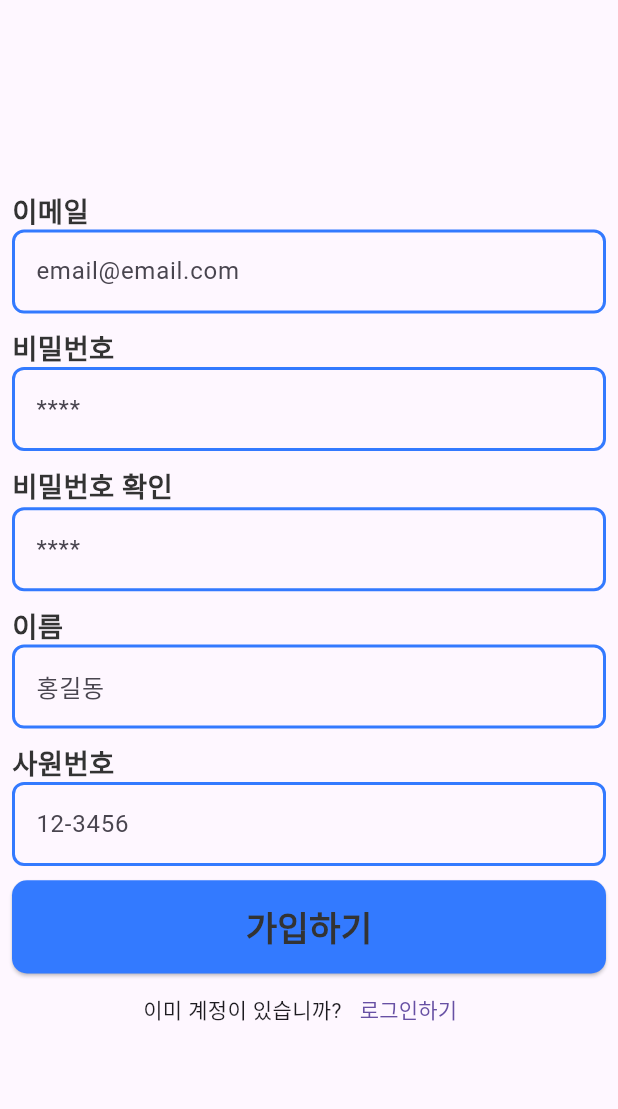
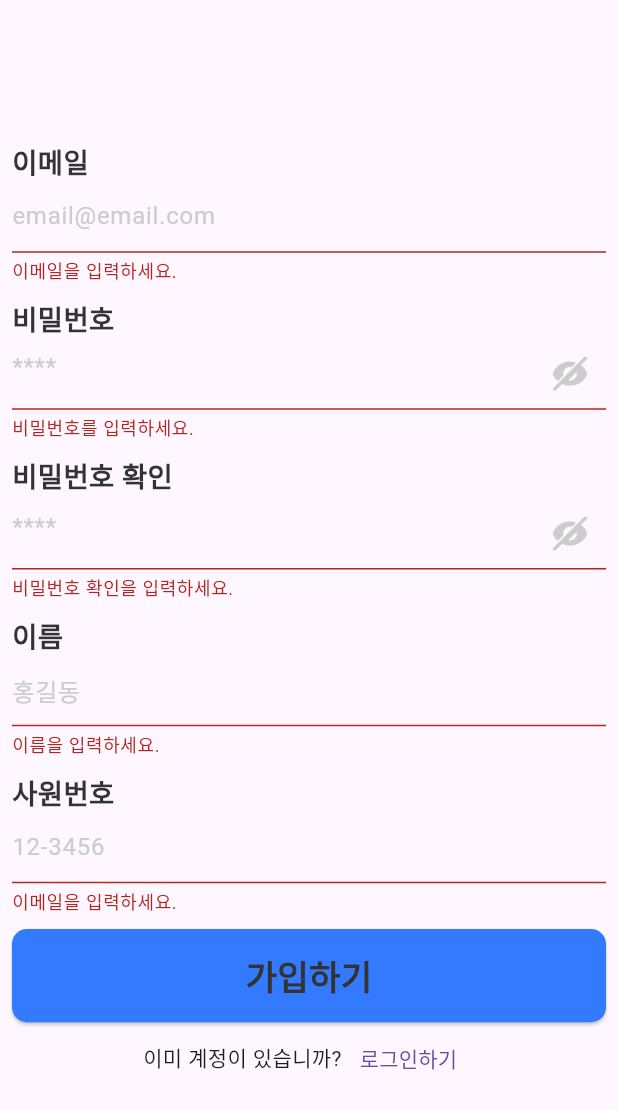
Before and after one commit to sue0-si/UriBingo, a Flutter app: the SignupPage screen opened by its route, after a tap on "가입하기", on a phone screen of 412 x 824 dp. Shown: the top 1109 px of the screen. Run offline on Flutter 3.47's test engine with Material 3 defaults, Android fonts, the phone set to English and light mode, and no system bars; our stand-ins replace cloud_firestore, firebase_auth, firebase_core, flutter_screenutil, go_router, image_picker; missing offline and left inert: firebase_ui_auth; accounts and stored records are empty; generated files the repository leaves out were written again; network calls fail; Roboto replaces fonts that are missing (Pretendard); project files that could hold a hidden picture were left out.

Commit message:
텍스트필드 유효성검사기능 완료

```diff
--- a/lib/view/page/login_pages/login_page.dart
+++ b/lib/view/page/login_pages/login_page.dart
@@ -5,6 +5,7 @@ import 'package:leute/styles/app_text_colors.dart';
 import 'package:leute/styles/app_text_style.dart';
 import 'package:leute/view/widget/login_widget/login_elevated_button.dart';
 import 'package:leute/view/widget/login_widget/login_textfield.dart';
+import 'package:leute/view/widget/login_widget/password_textfield.dart';
 import 'package:leute/view_model/login_page_view_model.dart';
 import 'package:provider/provider.dart';
 
@@ -46,7 +47,7 @@ class _LoginPageState extends State<LoginPage> {
             controller: emailController,
           ),
           SizedBox(height: 8.h),
-          LoginTextfield(
+          PasswordTextfield(
             hintText: '비밀번호',
             controller: passwordController,
           ),
--- a/lib/view/page/login_pages/signup_page.dart
+++ b/lib/view/page/login_pages/signup_page.dart
@@ -4,6 +4,7 @@ import 'package:go_router/go_router.dart';
 import 'package:leute/styles/app_text_style.dart';
 import 'package:leute/view/widget/login_widget/login_elevated_button.dart';
 import 'package:leute/view/widget/login_widget/login_textfield.dart';
+import 'package:leute/view/widget/login_widget/password_textfield.dart';
 import 'package:leute/view_model/signup_page_view_model.dart';
 import 'package:provider/provider.dart';
 
@@ -20,6 +21,7 @@ class _SignupPageState extends State<SignupPage> {
   var confirmPasswordController = TextEditingController();
   var nameController = TextEditingController();
   var employeeNumberController = TextEditingController();
+  final GlobalKey<FormState> _formKey = GlobalKey<FormState>();
 
   @override
   void dispose() {
@@ -37,6 +39,8 @@ class _SignupPageState extends State<SignupPage> {
     return Scaffold(
       body: Padding(
         padding: const EdgeInsets.all(8.0),
+        child: Form(
+          key: _formKey,
           child: Column(
             mainAxisAlignment: MainAxisAlignment.center,
             crossAxisAlignment: CrossAxisAlignment.start,
@@ -45,41 +49,48 @@ class _SignupPageState extends State<SignupPage> {
               LoginTextfield(
                 hintText: 'email@email.com',
                 controller: emailController,
+                validator: viewModel.emailValidator,
               ),
               SizedBox(height: 8.h),
               Text('비밀번호', style: AppTextStyle.body16B()),
-            LoginTextfield(
+              PasswordTextfield(
                 hintText: '****',
                 controller: passwordController,
+                validator: viewModel.passwordValidator,
               ),
               SizedBox(height: 8.h),
               Text('비밀번호 확인', style: AppTextStyle.body16B()),
-            LoginTextfield(
+              PasswordTextfield(
                 hintText: '****',
                 controller: confirmPasswordController,
+                validator: viewModel.confirmPasswordValidator,
               ),
               SizedBox(height: 8.h),
               Text('이름', style: AppTextStyle.body16B()),
               LoginTextfield(
                 hintText: '홍길동',
                 controller: nameController,
+                validator: viewModel.nameValidator,
               ),
               SizedBox(height: 8.h),
               Text('사원번호', style: AppTextStyle.body16B()),
               LoginTextfield(
                 hintText: '12-3456',
                 controller: employeeNumberController,
+                validator: viewModel.emailValidator,
               ),
               SizedBox(height: 8.h),
               LoginElevatedButton(
                   childText: '가입하기',
                   onPressed: () {
+                    if (_formKey.currentState?.validate() ?? false) {
                       viewModel.handleSignUp(
                           email: emailController.text,
                           password: passwordController.text,
                           confirmPassword: confirmPasswordController.text,
                           name: nameController.text,
                           employeeNumber: employeeNumberController.text);
+                    }
                   }),
               Row(mainAxisAlignment: MainAxisAlignment.center, children: [
                 const Text('이미 계정이 있습니까?'),
@@ -92,6 +103,7 @@ class _SignupPageState extends State<SignupPage> {
             ],
           ),
         ),
+      ),
     );
   }
 }
--- a/lib/view/widget/login_widget/login_textfield.dart
+++ b/lib/view/widget/login_widget/login_textfield.dart
@@ -4,28 +4,31 @@ import 'package:leute/styles/app_text_colors.dart';
 class LoginTextfield extends StatefulWidget {
   final TextEditingController controller;
   final String hintText;
+  final String? Function(String?)? validator;
   const LoginTextfield(
-      {super.key, required this.hintText, required this.controller});
+      {super.key,
+      required this.hintText,
+      required this.controller,
+      this.validator});
 
   @override
   State<LoginTextfield> createState() => _LoginTextfieldState();
 }
 
 class _LoginTextfieldState extends State<LoginTextfield> {
+  String textFormFieldText = '';
   @override
   Widget build(BuildContext context) {
     return TextFormField(
       controller: widget.controller,
-      onChanged: (text) {},
       keyboardType: TextInputType.text,
+      onChanged: (text) {
+        setState(() {
+          textFormFieldText = text;
+        });
+      },
       maxLines: 1,
-      validator: (value) {
-        // 유효성 검사
-        if (value == null || value.isEmpty) {
-          return '입력된 값이 없을때 나오는 텍스트';
-        }
-        return null;
-      },
+      validator: widget.validator,
       decoration: InputDecoration(
           // 기본디자인
           enabledBorder: OutlineInputBorder(
@@ -43,7 +46,22 @@ class _LoginTextfieldState extends State<LoginTextfield> {
               color: AppColors.mainButton,
             ),
           ),
-          hintText: widget.hintText),
+          hintText: widget.hintText,
+          hintStyle: const TextStyle(color: AppColors.info),
+          suffixIcon: textFormFieldText.isEmpty
+              ? null
+              : GestureDetector(
+                  child: const Icon(
+                    Icons.cancel,
+                    color: AppColors.mainButton,
+                  ),
+                  onTap: () {
+                    setState(() {
+                      widget.controller.clear();
+                      textFormFieldText = '';
+                    });
+                  },
+                )),
     );
   }
 }
--- /dev/null
+++ b/lib/view/widget/login_widget/password_textfield.dart
@@ -0,0 +1,112 @@
+import 'package:flutter/material.dart';
+import 'package:flutter_screenutil/flutter_screenutil.dart';
+import 'package:leute/styles/app_text_colors.dart';
+
+class PasswordTextfield extends StatefulWidget {
+  final TextEditingController controller;
+  final String hintText;
+  final String? Function(String?)? validator;
+  const PasswordTextfield(
+      {super.key,
+      required this.hintText,
+      required this.controller,
+      this.validator});
+
+  @override
+  State<PasswordTextfield> createState() => _PasswordTextfieldState();
+}
+
+class _PasswordTextfieldState extends State<PasswordTextfield> {
+  String textFormFieldText = '';
+  bool obscureText = true;
+  @override
+  Widget build(BuildContext context) {
+    return TextFormField(
+      obscureText: obscureText,
+      controller: widget.controller,
+      keyboardType: TextInputType.text,
+      onChanged: (text) {
+        setState(() {
+          textFormFieldText = text;
+        });
+      },
+      maxLines: 1,
+      validator: widget.validator,
+      decoration: InputDecoration(
+          // 기본디자인
+          enabledBorder: OutlineInputBorder(
+            borderRadius: BorderRadius.circular(8.0),
+            borderSide: const BorderSide(
+              width: 2,
+              color: AppColors.mainButton,
+            ),
+          ),
+          // 눌렀을때 디자인
+          focusedBorder: OutlineInputBorder(
+            borderRadius: BorderRadius.circular(8.0),
+            borderSide: const BorderSide(
+              width: 2,
+              color: AppColors.mainButton,
+            ),
+          ),
+          hintText: widget.hintText,
+          hintStyle: const TextStyle(color: AppColors.info),
+          suffixIcon: textFormFieldText.isEmpty
+              ? IconButton(
+                  onPressed: () {
+                    setState(() {
+                      obscureText = !obscureText;
+                    });
+                  },
+                  icon: obscureText
+                      ? Image.asset(
+                          'assets/images/closed_eyes.png',
+                          width: 24.w,
+                          height: 24.h,
+                          color: AppColors.info,
+                        )
+                      : const Icon(
+                          Icons.remove_red_eye,
+                          color: AppColors.icon,
+                        ))
+              : Padding(
+                  padding: const EdgeInsets.only(right: 12),
+                  child: Row(
+                    mainAxisAlignment: MainAxisAlignment.end,
+                    mainAxisSize: MainAxisSize.min,
+                    children: [
+                      IconButton(
+                          onPressed: () {
+                            setState(() {
+                              obscureText = !obscureText;
+                            });
+                          },
+                          icon: obscureText
+                              ? Image.asset(
+                                  'assets/images/closed_eyes.png',
+                                  width: 24.w,
+                                  height: 24.h,
+                                  color: AppColors.info,
+                                )
+                              : const Icon(
+                                  Icons.remove_red_eye,
+                                  color: AppColors.icon,
+                                )),
+                      GestureDetector(
+                        child: const Icon(
+                          Icons.cancel,
+                          color: AppColors.mainButton,
+                        ),
+                        onTap: () {
+                          setState(() {
+                            widget.controller.clear();
+                            textFormFieldText = '';
+                          });
+                        },
+                      ),
+                    ],
+                  ),
+                )),
+    );
+  }
+}
--- a/lib/view_model/signup_page_view_model.dart
+++ b/lib/view_model/signup_page_view_model.dart
@@ -36,4 +36,55 @@ class SignupPageViewModel with ChangeNotifier {
       print('Error during signup: $error');
     }
   }
+
+  // 이메일 유효성 검사
+  String? emailValidator(String? value) {
+    final RegExp emailRegExp =
+        RegExp(r'^[\w-]+(\.[\w-]+)*@([\w-]+\.)+[a-zA-Z]{2,7}$');
+    if (value == null || value.isEmpty) {
+      return '이메일을 입력하세요.';
+    }
+    if (!emailRegExp.hasMatch(value)) {
+      return '유효한 이메일 주소를 입력하세요.';
+    }
+    return null;
+  }
+
+// 비밀번호 유효성 검사
+  String? passwordValidator(String? value) {
+    if (value == null || value.isEmpty) {
+      return '비밀번호를 입력하세요.';
+    }
+    if (value.length < 6) {
+      return '6자리 이상 입력하세요';
+    }
+    return null;
+  }
+
+// 비밀번호확인 유효성 검사
+  String? confirmPasswordValidator(String? value) {
+    if (value == null || value.isEmpty) {
+      return '비밀번호 확인을 입력하세요.';
+    }
+    if (value.length < 6) {
+      return '6자리 이상 입력하세요';
+    }
+    return null;
+  }
+
+// 이름 유효성 검사
+  String? nameValidator(String? value) {
+    if (value == null || value.isEmpty) {
+      return '이름을 입력하세요.';
+    }
+    return null;
+  }
+
+// 사원번호 유효성 검사
+  String? employeeNumberValidator(String? value) {
+    if (value == null || value.isEmpty) {
+      return '사원번호를 입력하세요.';
+    }
+    return null;
+  }
 }
--- a/pubspec.yaml
+++ b/pubspec.yaml
@@ -70,8 +70,8 @@ flutter:
   uses-material-design: true
 
   # To add assets to your application, add an assets section, like this:
-  # assets:
-  #   - images/a_dot_burr.jpeg
+  assets:
+    - assets/images/
   #   - images/a_dot_ham.jpeg
 
   # An image asset can refer to one or more resolution-specific "variants", see
```
Also changed, not shown: lib/view/page/main_page.dart (added, +48 -0 lines), assets/images/closed_eyes.png (added), 6 other files. Lines whose indentation alone changed are shown as unchanged.
